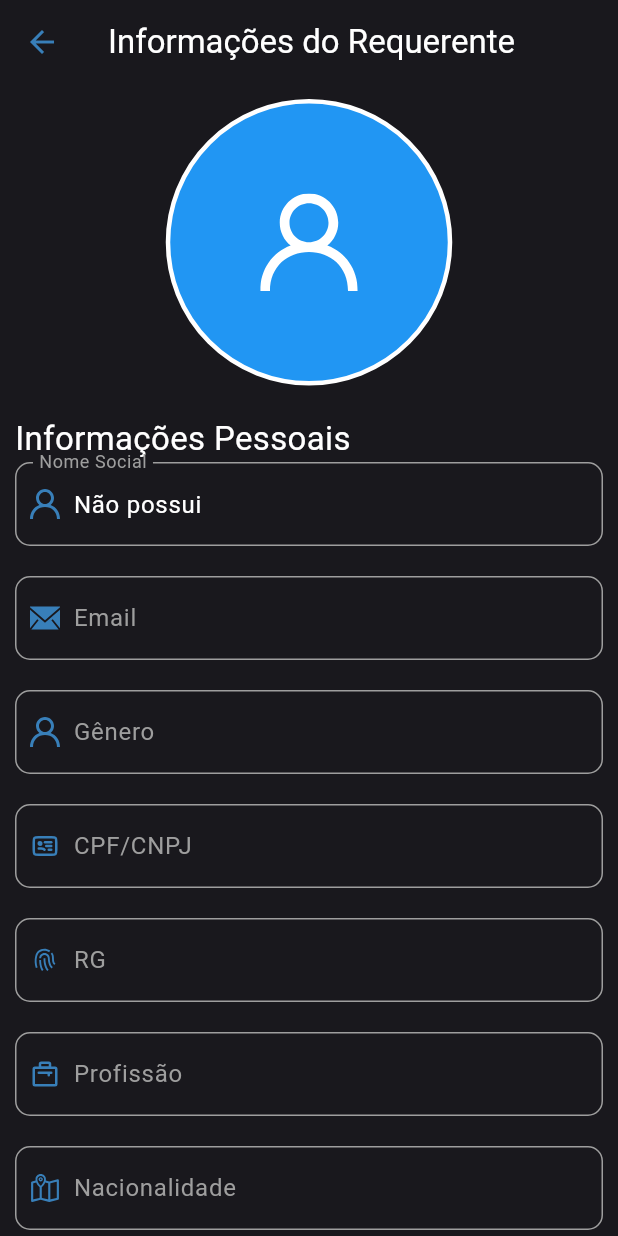
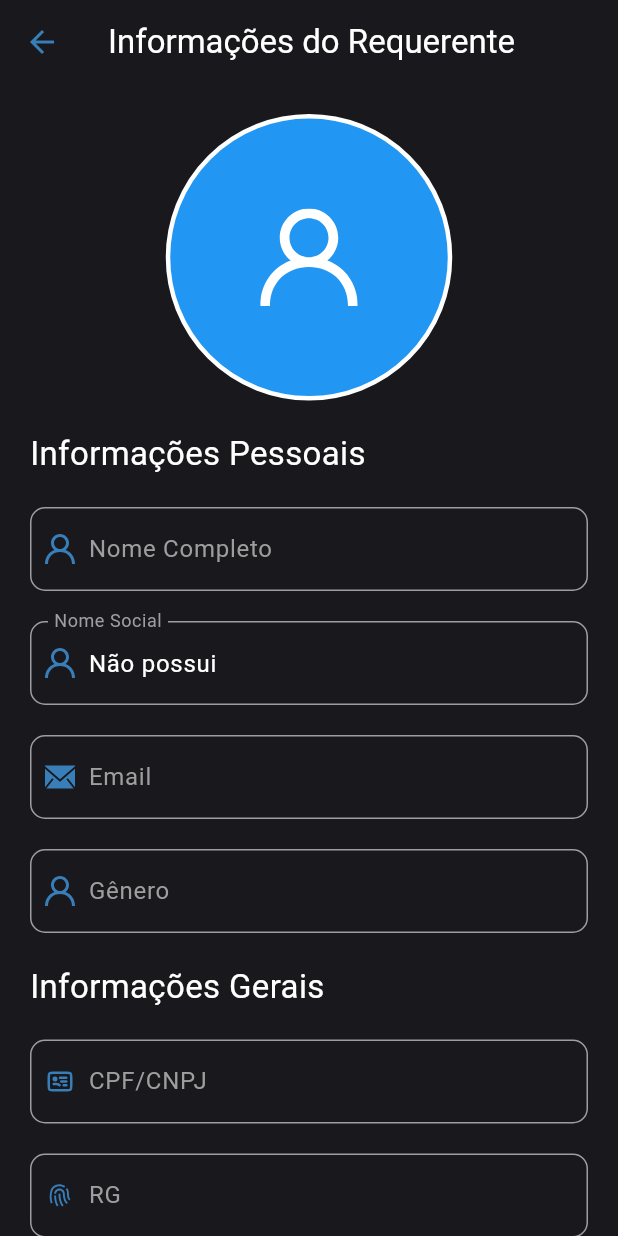
Before and after one commit to jurai-git/jurai-mobile, a Flutter app: the ClientsInformation screen opened directly with empty values, on a phone screen of 412 x 824 dp. Run offline on Flutter 3.47's test engine with Material 3 defaults, Android fonts, the phone set to English and light mode, and no system bars; our stand-ins replace auto_size_text, carousel_slider, either_dart, file_picker, flutter_riverpod, flutter_secure_storage and 3 more; accounts and stored records are empty; generated files the repository leaves out were written again; Roboto replaces fonts that are missing (MPLUSRounded1c).

Commit message:
add: texts to indicate topic of informations

```diff
--- a/lib/features/home/view/pages/clients_information.dart
+++ b/lib/features/home/view/pages/clients_information.dart
@@ -27,7 +27,7 @@ class _ClientsInformationState extends ConsumerState<ClientsInformation> {
         body: Center(
           child: SingleChildScrollView(
               child: Padding(
-                padding: EdgeInsets.all(10),
+                padding: EdgeInsets.all(20),
                 child: Column(
                 children: [
                   Container(
@@ -47,17 +47,32 @@ class _ClientsInformationState extends ConsumerState<ClientsInformation> {
                     ]
                   ),
 
-                  TopicInformation(topicName: "Nome Social", topicData: widget.requerente.nomeSocial!= '' ? widget.requerente.nomeSocial : "Não possui", topicImage: "img/profile.svg",),
+                  TopicInformation(topicName: "Nome Completo  ", topicData: widget.requerente.nome, topicImage: "img/profile.svg", first: true,),
+                  TopicInformation(topicName: "Nome Social", topicData: widget.requerente.nomeSocial!= '' ? widget.requerente.nomeSocial : "Não possui", topicImage: "img/profile.svg"),
                   TopicInformation(topicName: "Email", topicData: widget.requerente.email, topicImage: "img/email.svg",),
                   TopicInformation(topicName: "Gênero", topicData: widget.requerente.genero, topicImage: "img/profile.svg",),
 
-                  TopicInformation(topicName: "CPF/CNPJ", topicData: widget.requerente.cpf_cnpj, topicImage: "img/oab.svg",),
+                  Row(
+                    mainAxisAlignment: MainAxisAlignment.start,
+                    children: [
+                      Text("Informações Gerais", style: TextStyle(color: Colors.white, fontSize: 22),),
+                    ]
+                  ),
+
+                  TopicInformation(topicName: "CPF/CNPJ", topicData: widget.requerente.cpf_cnpj, topicImage: "img/oab.svg", first: true,),
                   TopicInformation(topicName: "RG", topicData: widget.requerente.rg, topicImage: "img/rg.svg",),
                   TopicInformation(topicName: "Profissão", topicData: widget.requerente.profissao, topicImage: "img/job.svg",),
                   TopicInformation(topicName: "Nacionalidade", topicData: widget.requerente.nacionalidade, topicImage: "img/nationality.svg",),
                   TopicInformation(topicName: "Estado Civil", topicData: widget.requerente.estadoCivil, topicImage: "img/civil.svg",),
 
-                  TopicInformation(topicName: "CEP", topicData: widget.requerente.cep, topicImage: "img/cep.svg",),
+                  Row(
+                    mainAxisAlignment: MainAxisAlignment.start,
+                    children: [
+                      Text("Informações de Endereço", style: TextStyle(color: Colors.white, fontSize: 22),),
+                    ]
+                  ),
+
+                  TopicInformation(topicName: "CEP", topicData: widget.requerente.cep, topicImage: "img/cep.svg", first: true,),
                   TopicInformation(topicName: "Cidade", topicData: widget.requerente.cidade, topicImage: "img/city.svg",),
                   TopicInformation(topicName: "Bairro", topicData: widget.requerente.bairro, topicImage: "img/bairro.svg",),
                   TopicInformation(topicName: "Logradouro", topicData: widget.requerente.logradouro, topicImage: "img/nationality.svg",),
```
